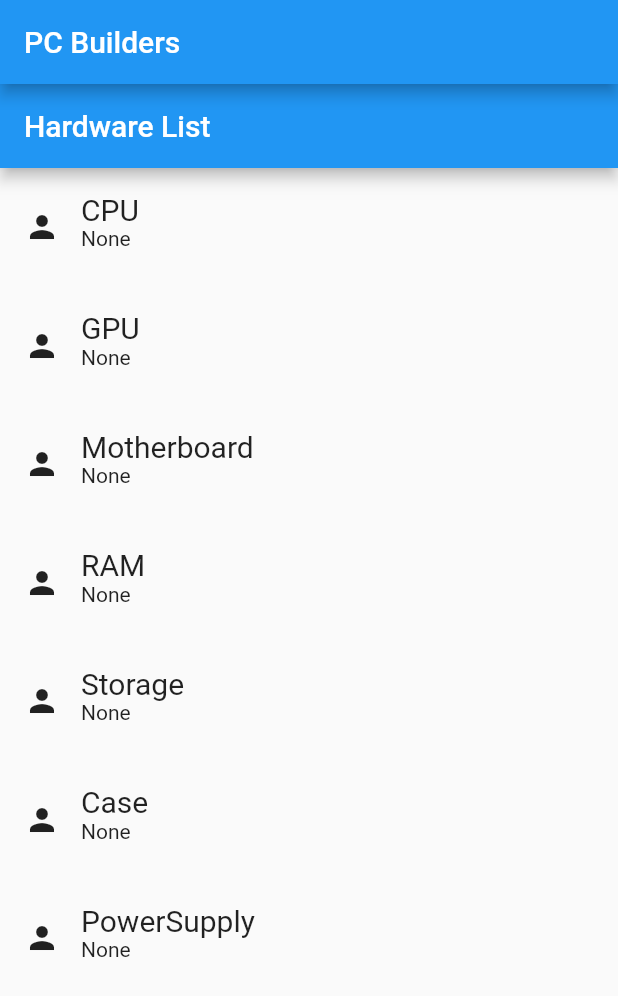
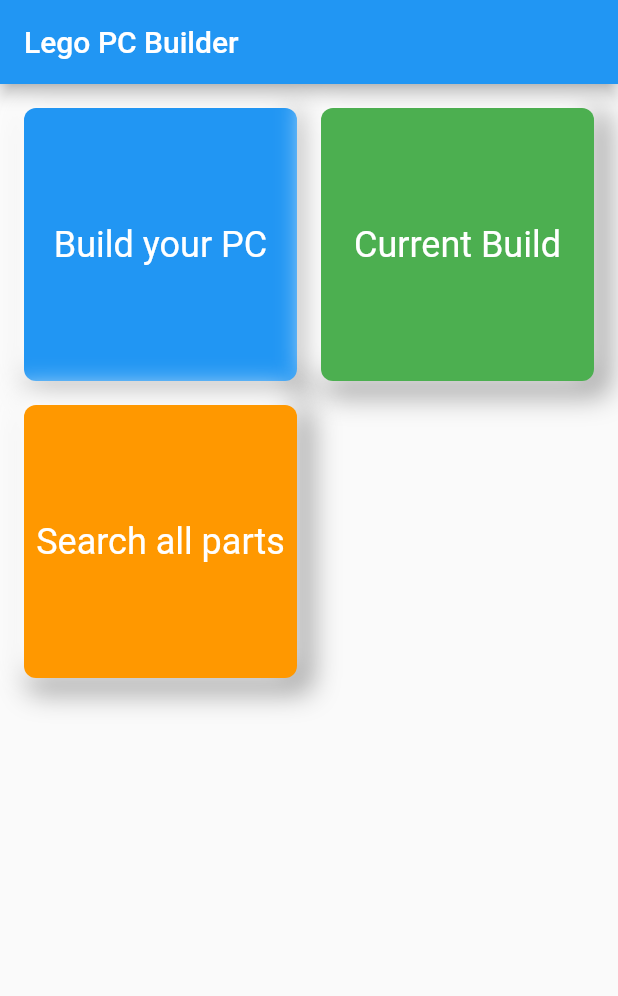
Before and after one commit to jsalinas1/LegoPC, a Flutter app: the screen it shows after launch, on a phone screen of 412 x 824 dp. Shown: the top 996 px of the screen. Run offline on Flutter 3.47's test engine with Material 2 defaults, Android fonts, the phone set to English and light mode, and no system bars; drawn by our look-alikes of auto_size_text.

Commit message:
Added an actual home page and created a seperate file for pc build page

```diff
--- a/lib/main.dart
+++ b/lib/main.dart
@@ -1,15 +1,6 @@
-import 'package:auto_size_text/auto_size_text.dart';
+
 import 'package:flutter/material.dart';
-import '../models/Ui.dart';
-import '../pages/cpupage.dart';
-import '../pages/gpupage.dart';
-import '../pages/rampage.dart';
-import '../pages/motherboardpage.dart';
-import '../pages/powersupplypage.dart';
-import '../pages/storagepage.dart';
-import '../pages/casepage.dart';
-import '../models/cpu.dart';
-import '../models/gpu.dart';
+import '../pages/buildpcpage.dart';
 
 void main() => runApp(MyApp());
 
@@ -22,164 +13,138 @@
   Widget build(BuildContext context) {
     return MaterialApp(
       home: Scaffold(
-        appBar: AppBar(
-          title: Text("PC Builders"),
+        body: HomePage(),
+        )//PCBuilder(), // Test
 
+    );
+  }
+}
+
+class HomePage extends StatelessWidget {
+  @override
+  Widget build(BuildContext context) {
+    return Scaffold(
+      appBar: AppBar(
+        title: Text('Lego PC Builder'),
+      ),
+      body: Container(
+        padding: EdgeInsets.all(16.0),
+        child: GridView.count(
+          crossAxisCount: 2,
+          mainAxisSpacing: 16.0,
+          crossAxisSpacing: 16.0,
+          children: <Widget>[
+            GestureDetector(
+              onTap: () {
+                Navigator.push(context, MaterialPageRoute(builder: (context) => PCBuilder()));
+              },
+              child: Container(
+                decoration: BoxDecoration(
+                  borderRadius: BorderRadius.circular(8.0),
+                  boxShadow: [
+                    BoxShadow(
+                      color: Colors.grey.shade500,
+                      offset: Offset(6,6),
+                      blurRadius: 15,
+                      spreadRadius: 4,
+                    ),
+                    BoxShadow(
+                      color: Colors.white,
+                      offset: Offset(-6,-6),
+                      blurRadius: 15,
+                      spreadRadius: 4,
+                    )
+                  ],
+                  color: Colors.blue,
+                ),
+                child: Center(
+                  child: Text(
+                    'Build your PC',
+                    style: TextStyle(
+                      color: Colors.white,
+                      fontSize: 24.0,
+                    ),
+                  ),
+                ),
+              ),
+            ),
+            GestureDetector(
+              onTap: () {
+                Navigator.push(context, MaterialPageRoute(builder: (context) => PCBuilder()));
+              },
+              child: Container(
+                decoration: BoxDecoration(
+                  borderRadius: BorderRadius.circular(8.0),
+                  boxShadow: [
+                    BoxShadow(
+                      color: Colors.grey.shade500,
+                      offset: Offset(6,6),
+                      blurRadius: 15,
+                      spreadRadius: 4,
+                    ),
+                    BoxShadow(
+                      color: Colors.white,
+                      offset: Offset(-6,-6),
+                      blurRadius: 15,
+                      spreadRadius: 4,
+                    )
+                  ],
+                  color: Colors.green,
+                ),
+                child: Center(
+                  child: Text(
+                    'Current Build',
+                    style: TextStyle(
+                      color: Colors.white,
+                      fontSize: 24.0,
+                    ),
+                  ),
+                ),
+              ),
+            ),
+            GestureDetector(
+              onTap: () {
+                Navigator.push(context, MaterialPageRoute(builder: (context) => PCBuilder()));
+              },
+              child: Container(
+                decoration: BoxDecoration(
+                  borderRadius: BorderRadius.circular(8.0),
+                  boxShadow: [
+                    BoxShadow(
+                      color: Colors.grey.shade500,
+                      offset: Offset(6,6),
+                      blurRadius: 15,
+                      spreadRadius: 4,
+                    ),
+                    BoxShadow(
+                      color: Colors.white,
+                      offset: Offset(-6,-6),
+                      blurRadius: 15,
+                      spreadRadius: 4,
+                    )
+                  ],
+                  color: Colors.orange,
+                ),
+                child: Center(
+                  child: Text(
+                    'Search all parts',
+                    style: TextStyle(
+                      color: Colors.white,
+                      fontSize: 24.0,
+                    ),
+                  ),
+                ),
+              ),
+            ),
+          ],
         ),
-        body: PCBuilder(), // Test
       ),
     );
   }
 }
 
-class PCBuilder extends StatefulWidget {
-  @override
-  _PCBuilderState createState() => _PCBuilderState();
-}
-
-class _PCBuilderState extends State<PCBuilder> {
-
-  ///Helpful sites
-  ///CPU World
-  ///
-  ///
-  ///
-  ///
-  ///
 
 
-
-
-  List<Ui> hardwarepart_list = [
-    Ui(
-      hardware_name : 'CPU',
-      route : CPUPage(),
-      icon : Icons.person,
-      brand_name: 'None',
-    ),
-
-    Ui(
-      hardware_name : 'GPU',
-      route : GPUPage(),
-      icon : Icons.person,
-      brand_name: 'None',
-    ),
-
-    Ui(
-      hardware_name : 'Motherboard',
-      route : MotherBoardPage(),
-      icon : Icons.person,
-      brand_name: 'None',
-    ),
-
-    Ui(
-      hardware_name : 'RAM',
-      route : RAMPage(),
-      icon : Icons.person,
-      brand_name: 'None',
-    ),
-
-    Ui(
-      hardware_name : 'Storage',
-      route : StoragePage(),
-      icon : Icons.person,
-      brand_name: 'None',
-    ),
-
-    Ui(
-      hardware_name : 'Case',
-      route : CasePage(),
-      icon : Icons.person,
-      brand_name: 'None',
-    ),
-
-    Ui(
-      hardware_name : 'PowerSupply',
-      route : PowerSupplyPage(),
-      icon : Icons.person,
-      brand_name: 'None',
-    ),
-  ];
-
-
-
-  Future<void> _navigateAndSave(BuildContext context, int index) async{
-    final result = await Navigator.push(
-        context,
-        MaterialPageRoute(builder: (context) => hardwarepart_list[index].route));
-    //print(result);
-
-    // ScaffoldMessenger.of(context)
-    //   ..removeCurrentSnackBar()
-    //   ..showSnackBar(SnackBar(content: Text('$result')));
-
-    if(result != null)
-      setState(() {
-        hardwarepart_list[index].setName('$result');
-      });
-
-
-  }
-
-  int myReference = 0;
-
-
-  @override
-  Widget build(BuildContext context) {
-    return Scaffold(
-      appBar: AppBar(
-        title: Text("Hardware List\t\t\t\t "),
-      ),
-
-      body: ListView.builder(
-        itemCount: hardwarepart_list.length,
-        itemBuilder: (BuildContext context, int index){
-          return InkWell(
-            onTap: (){
-              myReference = index;
-              _navigateAndSave(context, index);
-
-            },
-
-            child: Padding(
-              padding: const EdgeInsets.all(16.0),
-                child: Row(
-                 children: [
-                  Icon(hardwarepart_list[index].icon),
-                   SizedBox(width : 14.0),
-                   Column(
-                     crossAxisAlignment: CrossAxisAlignment.start,
-                     children: [
-                       Text(
-                         hardwarepart_list[index].hardware_name,
-                         style: TextStyle(fontSize: 20.0),
-                       ),
-
-
-                       AutoSizeText(
-                         hardwarepart_list[index].getName(),
-                         style: TextStyle(fontSize: 14.0),
-                         maxLines: 1,
-                         minFontSize: 10,
-                       ),
-
-
-                       SizedBox(height: 8.0),
-                     ],
-                   )
-                 ],
-              )
-            ),
-          );
-        },
-
-
-
-      )
-    );
-
-  }
-}
 
 
 // import 'package:http/http.dart' as http;
--- /dev/null
+++ b/lib/pages/buildpcpage.dart
@@ -0,0 +1,160 @@
+import '../models/Ui.dart';
+import '../pages/cpupage.dart';
+import '../pages/gpupage.dart';
+import '../pages/rampage.dart';
+import '../pages/motherboardpage.dart';
+import '../pages/powersupplypage.dart';
+import '../pages/storagepage.dart';
+import '../pages/casepage.dart';
+import 'package:auto_size_text/auto_size_text.dart';
+import 'package:flutter/material.dart';
+
+
+class PCBuilder extends StatefulWidget {
+  @override
+  _PCBuilderState createState() => _PCBuilderState();
+}
+
+class _PCBuilderState extends State<PCBuilder> {
+
+  ///Helpful sites
+  ///CPU World
+  ///
+  ///
+  ///
+  ///
+  ///
+
+
+
+
+  List<Ui> hardwarepart_list = [
+    Ui(
+      hardware_name : 'CPU',
+      route : CPUPage(),
+      icon : Icons.person,
+      brand_name: 'None',
+    ),
+
+    Ui(
+      hardware_name : 'GPU',
+      route : GPUPage(),
+      icon : Icons.person,
+      brand_name: 'None',
+    ),
+
+    Ui(
+      hardware_name : 'Motherboard',
+      route : MotherBoardPage(),
+      icon : Icons.person,
+      brand_name: 'None',
+    ),
+
+    Ui(
+      hardware_name : 'RAM',
+      route : RAMPage(),
+      icon : Icons.person,
+      brand_name: 'None',
+    ),
+
+    Ui(
+      hardware_name : 'Storage',
+      route : StoragePage(),
+      icon : Icons.person,
+      brand_name: 'None',
+    ),
+
+    Ui(
+      hardware_name : 'Case',
+      route : CasePage(),
+      icon : Icons.person,
+      brand_name: 'None',
+    ),
+
+    Ui(
+      hardware_name : 'PowerSupply',
+      route : PowerSupplyPage(),
+      icon : Icons.person,
+      brand_name: 'None',
+    ),
+  ];
+
+
+
+  Future<void> _navigateAndSave(BuildContext context, int index) async{
+    final result = await Navigator.push(
+        context,
+        MaterialPageRoute(builder: (context) => hardwarepart_list[index].route));
+    //print(result);
+
+    // ScaffoldMessenger.of(context)
+    //   ..removeCurrentSnackBar()
+    //   ..showSnackBar(SnackBar(content: Text('$result')));
+
+    if(result != null)
+      setState(() {
+        hardwarepart_list[index].setName('$result');
+      });
+
+
+  }
+
+  int myReference = 0;
+
+
+  @override
+  Widget build(BuildContext context) {
+    return Scaffold(
+        appBar: AppBar(
+          title: Text("Select Parts to build\t\t\t\t "),
+        ),
+
+        body: ListView.builder(
+          itemCount: hardwarepart_list.length,
+          itemBuilder: (BuildContext context, int index){
+            return InkWell(
+              onTap: (){
+                myReference = index;
+                _navigateAndSave(context, index);
+
+              },
+
+              child: Padding(
+                  padding: const EdgeInsets.all(16.0),
+                  child: Row(
+                    children: [
+                      Icon(hardwarepart_list[index].icon),
+                      SizedBox(width : 14.0),
+                      Column(
+                        crossAxisAlignment: CrossAxisAlignment.start,
+                        children: [
+                          Text(
+                            hardwarepart_list[index].hardware_name,
+                            style: TextStyle(fontSize: 20.0),
+                          ),
+
+
+                          AutoSizeText(
+                            hardwarepart_list[index].getName(),
+                            style: TextStyle(fontSize: 14.0),
+                            maxLines: 1,
+                            minFontSize: 10,
+                          ),
+
+
+                          SizedBox(height: 8.0),
+                        ],
+                      )
+                    ],
+                  )
+              ),
+            );
+          },
+
+
+
+        )
+    );
+
+  }
+}
```
